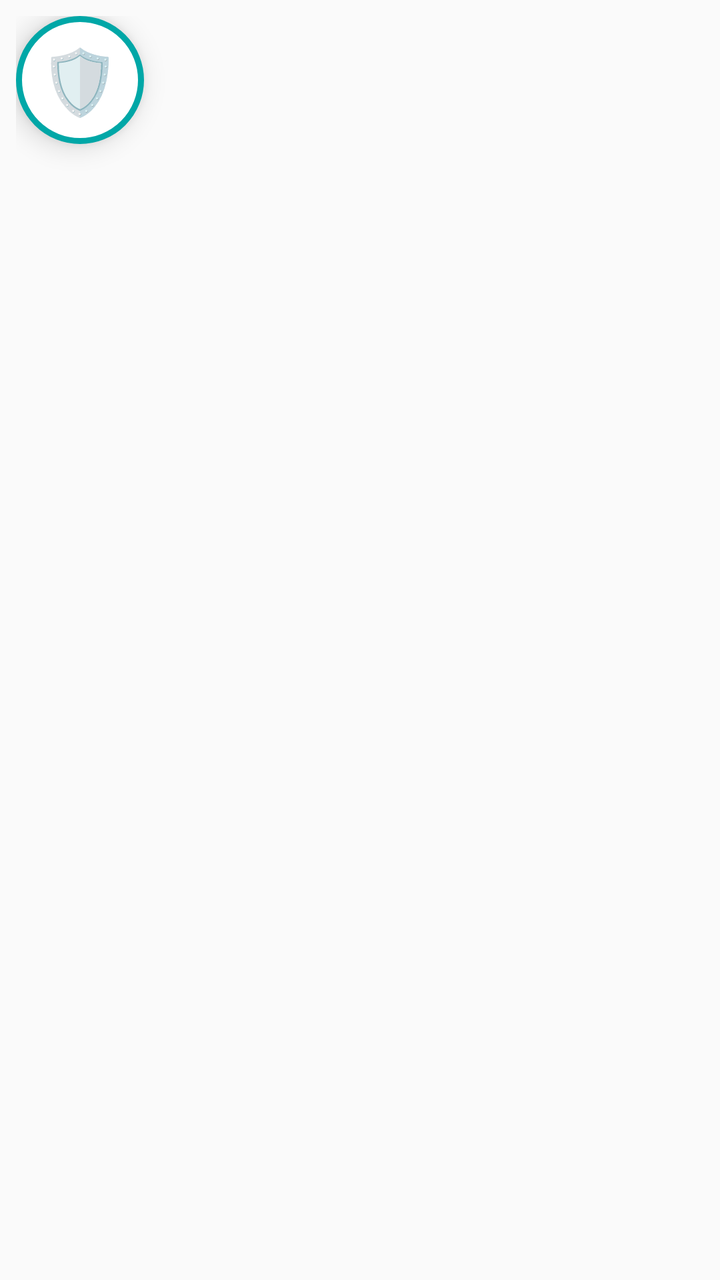
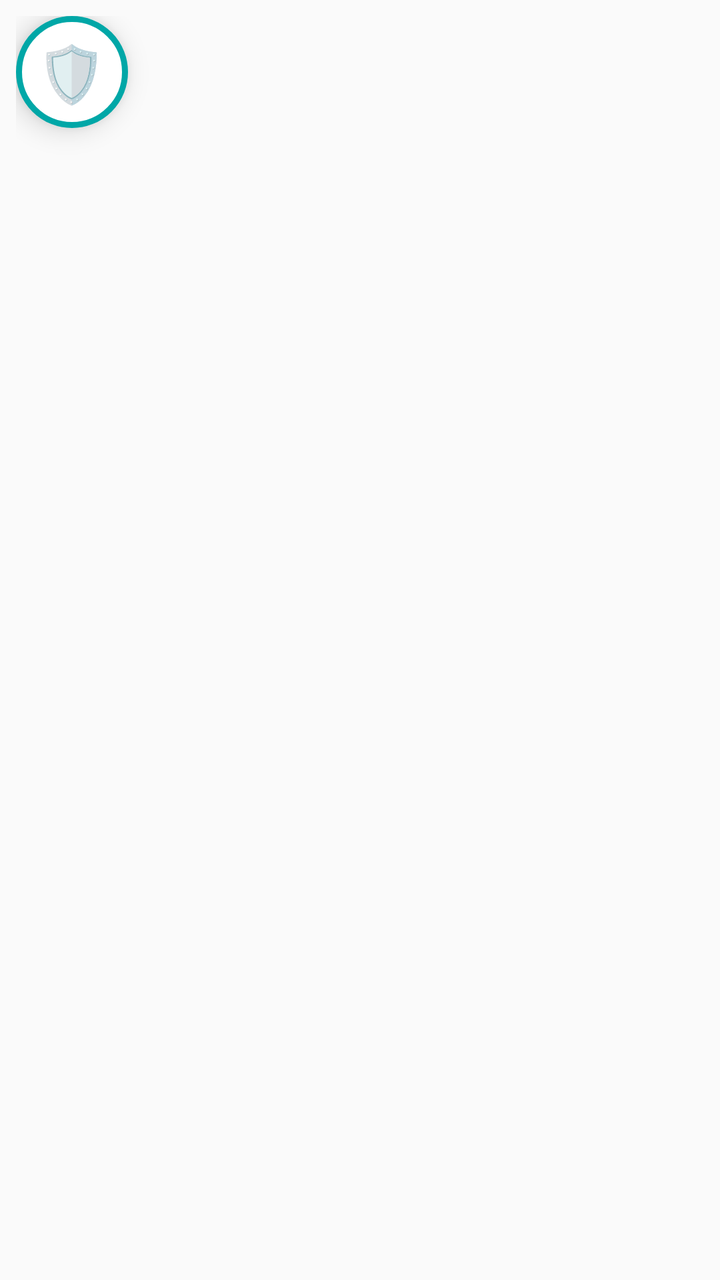

Compare the two renders of this Android layout. The source of the first and the diff that turns it into the second are given below.
<!-- AndroidManifest.xml: application theme AppTheme -->
<!-- res/layout/overlay_view.xml -->
<?xml version="1.0" encoding="utf-8"?>
<FrameLayout xmlns:android="http://schemas.android.com/apk/res/android"
    android:layout_width="wrap_content"
    android:layout_height="wrap_content"
    android:padding="8dp">

    
    <FrameLayout
        android:id="@+id/bubble_container"
        android:layout_width="64dp"
        android:layout_height="64dp"
        android:background="@drawable/circle_background"
        android:elevation="8dp">
        
        <TextView
            android:layout_width="wrap_content"
            android:layout_height="wrap_content"
            android:layout_gravity="center"
            android:text="🛡️"
            android:textSize="32sp" />
    </FrameLayout>

    
    <LinearLayout
        android:id="@+id/card_container"
        android:layout_width="320dp"
        android:layout_height="wrap_content"
        android:orientation="vertical"
        android:background="#FFFFFF"
        android:elevation="12dp"
        android:padding="16dp"
        android:visibility="gone"
        android:layout_marginTop="72dp">
        
        <TextView
            android:id="@+id/tv_title"
            android:layout_width="wrap_content"
            android:layout_height="wrap_content"
            android:text="Analyzing Context..."
            android:textColor="#0B1F33"
            android:textSize="18sp"
            android:textStyle="bold" />

        <TextView
            android:id="@+id/tv_score"
            android:layout_width="wrap_content"
            android:layout_height="wrap_content"
            android:text="Risk Score: 95 (Critical)"
            android:textColor="#DC2626"
            android:textSize="16sp"
            android:layout_marginTop="8dp"/>
            
        <TextView
            android:id="@+id/tv_action"
            android:layout_width="match_parent"
            android:layout_height="wrap_content"
            android:text="High Risk: Unregistered advisor matching known Dabba Trading patterns."
            android:textColor="#64748B"
            android:textSize="14sp"
            android:layout_marginTop="8dp"/>

        <Button
            android:id="@+id/btn_close"
            android:layout_width="match_parent"
            android:layout_height="wrap_content"
            android:text="Dismiss"
            android:textColor="#FFFFFF"
            android:backgroundTint="#00A7A7"
            android:layout_marginTop="16dp"/>
    </LinearLayout>

</FrameLayout>
<!-- resources referenced by this layout -->
<resources>
  <!-- drawable circle_background (drawable) -->
  <?xml version="1.0" encoding="utf-8"?>
  <shape xmlns:android="http://schemas.android.com/apk/res/android"
      android:shape="oval">
      <solid android:color="#FFFFFF" />
      <stroke android:width="3dp" android:color="#00A7A7" />
  </shape>
  <style name="AppTheme" parent="Theme.AppCompat.DayNight.NoActionBar">
          
          <item name="android:editTextBackground">@drawable/rn_edit_text_material</item>
      </style>
  <!-- drawable rn_edit_text_material (drawable) -->
  <?xml version="1.0" encoding="utf-8"?>
  <inset xmlns:android="http://schemas.android.com/apk/res/android"
         android:insetLeft="@dimen/abc_edit_text_inset_horizontal_material"
         android:insetRight="@dimen/abc_edit_text_inset_horizontal_material"
         android:insetTop="@dimen/abc_edit_text_inset_top_material"
         android:insetBottom="@dimen/abc_edit_text_inset_bottom_material"
         >
  
      <selector>
          
          <item android:state_enabled="false" android:drawable="@drawable/abc_textfield_default_mtrl_alpha"/>
          <item android:drawable="@drawable/abc_textfield_activated_mtrl_alpha"/>
      </selector>
  
  </inset>
</resources>

<!-- the commit's change to res/layout/overlay_view.xml (unified diff, before → after) -->
@@ -1,23 +1,22 @@
 <?xml version="1.0" encoding="utf-8"?>
 <FrameLayout xmlns:android="http://schemas.android.com/apk/res/android"
-    android:layout_width="wrap_content"
-    android:layout_height="wrap_content"
+    android:layout_width="match_parent"
+    android:layout_height="match_parent"
     android:padding="8dp">
 
     
     <FrameLayout
         android:id="@+id/bubble_container"
-        android:layout_width="64dp"
-        android:layout_height="64dp"
+        android:layout_width="56dp"
+        android:layout_height="56dp"
         android:background="@drawable/circle_background"
         android:elevation="8dp">
-        
         <TextView
             android:layout_width="wrap_content"
             android:layout_height="wrap_content"
             android:layout_gravity="center"
-            android:text="🛡️"
-            android:textSize="32sp" />
+            android:text="🛡"
+            android:textSize="28sp" />
     </FrameLayout>
 
     
@@ -28,45 +27,127 @@
         android:orientation="vertical"
         android:background="#FFFFFF"
         android:elevation="12dp"
-        android:padding="16dp"
         android:visibility="gone"
-        android:layout_marginTop="72dp">
+        android:layout_marginTop="64dp">
         
-        <TextView
-            android:id="@+id/tv_title"
-            android:layout_width="wrap_content"
-            android:layout_height="wrap_content"
-            android:text="Analyzing Context..."
-            android:textColor="#0B1F33"
-            android:textSize="18sp"
-            android:textStyle="bold" />
-
-        <TextView
-            android:id="@+id/tv_score"
-            android:layout_width="wrap_content"
-            android:layout_height="wrap_content"
-            android:text="Risk Score: 95 (Critical)"
-            android:textColor="#DC2626"
-            android:textSize="16sp"
-            android:layout_marginTop="8dp"/>
-            
-        <TextView
-            android:id="@+id/tv_action"
+        
+        <LinearLayout
             android:layout_width="match_parent"
             android:layout_height="wrap_content"
-            android:text="High Risk: Unregistered advisor matching known Dabba Trading patterns."
-            android:textColor="#64748B"
-            android:textSize="14sp"
-            android:layout_marginTop="8dp"/>
+            android:background="#0B1F33"
+            android:padding="16dp"
+            android:orientation="horizontal">
+            <TextView
+                android:layout_width="wrap_content"
+                android:layout_height="wrap_content"
+                android:text="Market Shield Analysis"
+                android:textColor="#FFFFFF"
+                android:textSize="16sp"
+                android:textStyle="bold" />
+        </LinearLayout>
 
-        <Button
-            android:id="@+id/btn_close"
+        <FrameLayout
             android:layout_width="match_parent"
             android:layout_height="wrap_content"
-            android:text="Dismiss"
-            android:textColor="#FFFFFF"
-            android:backgroundTint="#00A7A7"
-            android:layout_marginTop="16dp"/>
+            android:padding="16dp">
+
+            
+            <LinearLayout
+                android:id="@+id/state_initial"
+                android:layout_width="match_parent"
+                android:layout_height="wrap_content"
+                android:orientation="vertical"
+                android:visibility="visible">
+                <TextView
+                    android:layout_width="match_parent"
+                    android:layout_height="wrap_content"
+                    android:text="Target locked. Tap Analyze to deeply scan the current visual and audio context for market manipulation traces."
+                    android:textColor="#475569"
+                    android:textSize="14sp"
+                    android:layout_marginBottom="16dp"/>
+                <Button
+                    android:id="@+id/btn_analyze"
+                    android:layout_width="match_parent"
+                    android:layout_height="48dp"
+                    android:text="Deep Scan Content"
+                    android:textColor="#FFFFFF"
+                    android:backgroundTint="#00A7A7"
+                    android:textAllCaps="false"/>
+            </LinearLayout>
+
+            
+            <LinearLayout
+                android:id="@+id/state_spinner"
+                android:layout_width="match_parent"
+                android:layout_height="wrap_content"
+                android:orientation="vertical"
+                android:gravity="center"
+                android:padding="24dp"
+                android:visibility="gone">
+                <ProgressBar
+                    android:layout_width="48dp"
+                    android:layout_height="48dp"
+                    android:indeterminateTint="#00A7A7"/>
+                <TextView
+                    android:layout_width="wrap_content"
+                    android:layout_height="wrap_content"
+                    android:text="Analyzing Content..."
+                    android:textColor="#0B1F33"
+                    android:textStyle="bold"
+                    android:layout_marginTop="16dp"/>
+            </LinearLayout>
+
+            
+            <LinearLayout
+                android:id="@+id/state_results"
+                android:layout_width="match_parent"
+                android:layout_height="wrap_content"
+                android:orientation="vertical"
+                android:visibility="gone">
+
+                
+                <LinearLayout
+                    android:id="@+id/metrics_container"
+                    android:layout_width="match_parent"
+                    android:layout_height="wrap_content"
+                    android:orientation="vertical">
+                    
+                </LinearLayout>
+
+                
+                <LinearLayout
+                    android:id="@+id/text_container"
+                    android:layout_width="match_parent"
+                    android:layout_height="wrap_content"
+                    android:background="#F8FAFC"
+                    android:padding="12dp"
+                    android:layout_marginTop="12dp"
+                    android:orientation="horizontal">
+                    <View
+                        android:id="@+id/text_border"
+                        android:layout_width="4dp"
+                        android:layout_height="match_parent"
+                        android:background="#DC2626"/>
+                    <TextView
+                        android:id="@+id/tv_analysis_text"
+                        android:layout_width="match_parent"
+                        android:layout_height="wrap_content"
+                        android:layout_marginLeft="8dp"
+                        android:textColor="#1E293B"
+                        android:textSize="13sp"
+                        android:lineSpacingExtra="4dp"/>
+                </LinearLayout>
+
+                <Button
+                    android:id="@+id/btn_close"
+                    android:layout_width="match_parent"
+                    android:layout_height="48dp"
+                    android:text="Close Panel"
+                    android:textColor="#475569"
+                    android:backgroundTint="#E2E8F0"
+                    android:textAllCaps="false"
+                    android:layout_marginTop="16dp"/>
+            </LinearLayout>
+        </FrameLayout>
     </LinearLayout>
-
 </FrameLayout>
